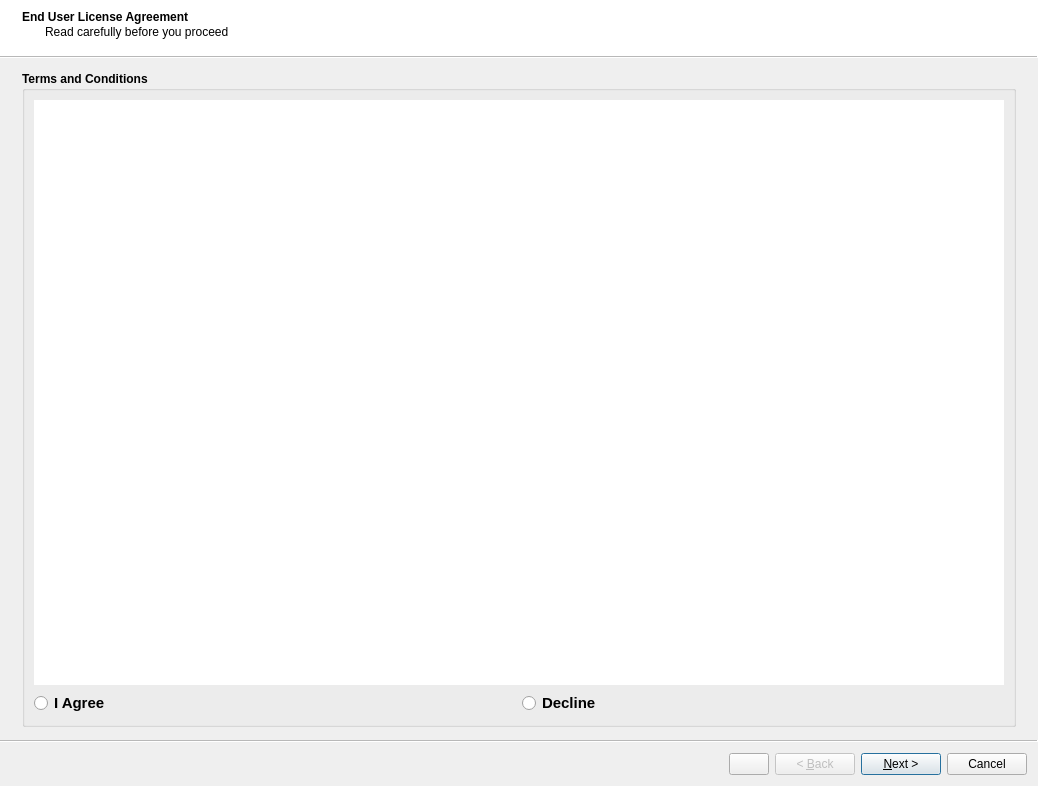
First picture: the form in stdm/ui/wizard/ui_stdm_config.ui, repository gltn/stdm, before the edit.
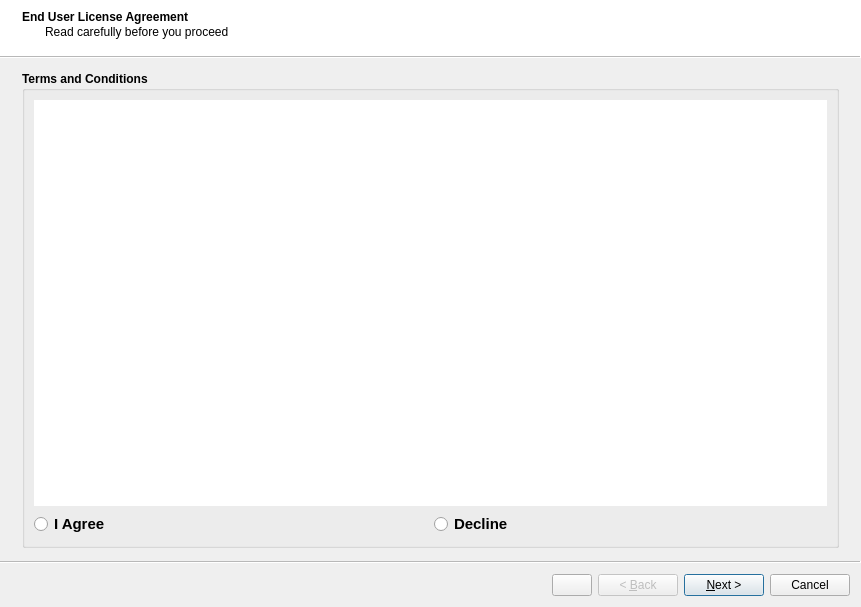
Second picture: the form after the edit. Custom widgets are drawn as their Qt base class.

```diff
--- a/stdm/ui/wizard/ui_stdm_config.ui
+++ b/stdm/ui/wizard/ui_stdm_config.ui
@@ -9,8 +9,8 @@
    <rect>
     <x>0</x>
     <y>0</y>
-    <width>1038</width>
-    <height>786</height>
+    <width>861</width>
+    <height>607</height>
    </rect>
   </property>
   <property name="sizePolicy">
```
